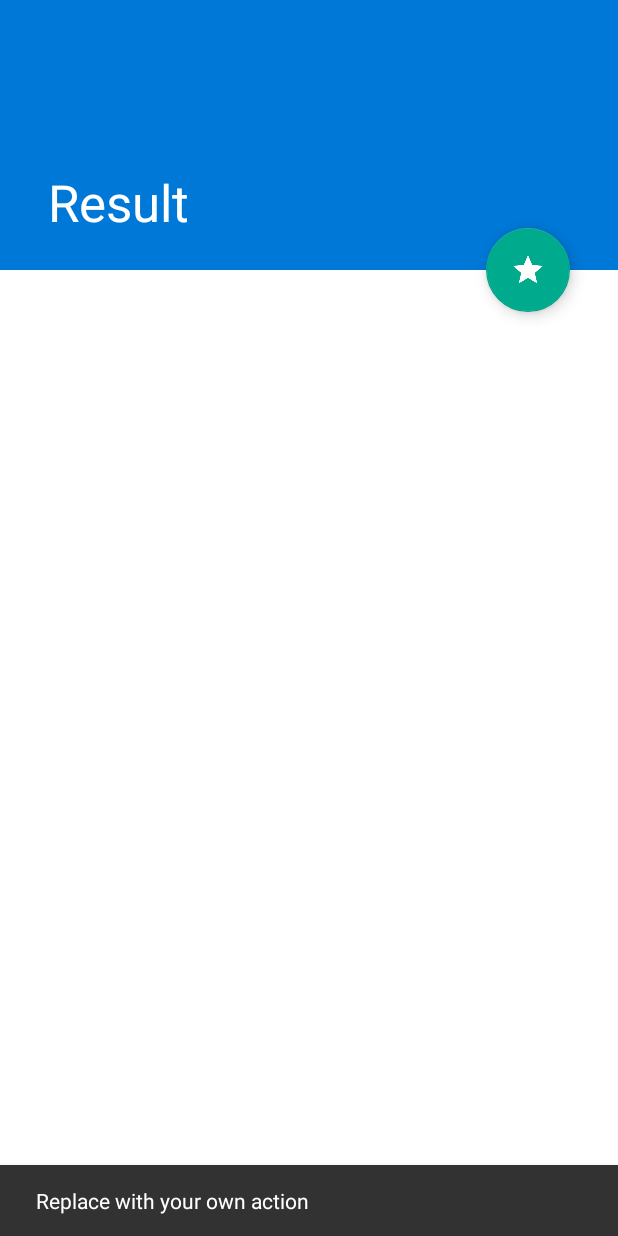
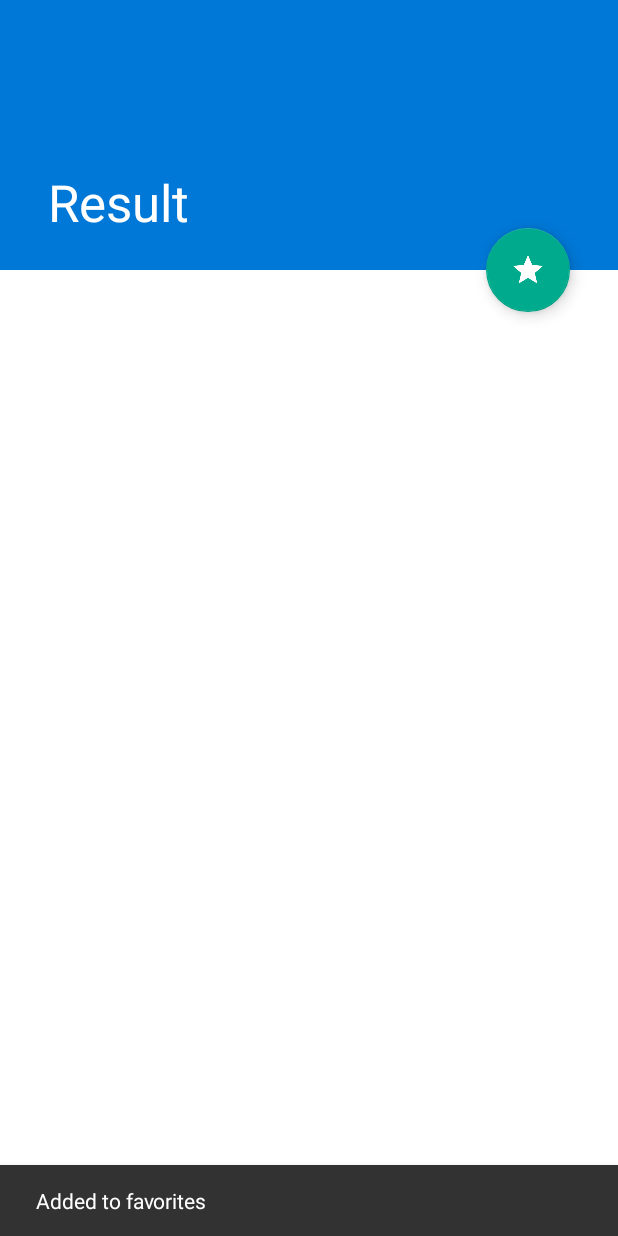
Before and after one commit to Cinher/Esperanto-Dictionary, an Android app: the ResultActivity screen opened directly, with no data from a screen before it, after a tap on an icon or button, on a phone screen of 412 x 824 dp. Run offline under Robolectric (Android 15) with nearby library versions, the phone set to English and light mode, and no system bars.

Commit message:
Finish the favorites function

```diff
--- a/app/src/main/java/com/cinher/github/esperantodict/Db.java
+++ b/app/src/main/java/com/cinher/github/esperantodict/Db.java
@@ -13,6 +13,7 @@ public class Db extends SQLiteOpenHelper
 	{
 		p1.execSQL("CREATE TABLE history(word TEXT)");
 		p1.execSQL("CREATE TABLE dictionaries(path TEXT)");//用户导入的词典路径存储
+		p1.execSQL("CREATE TABLE favorites(word TEXT)");
 	}
 
 	@Override
--- a/app/src/main/java/com/cinher/github/esperantodict/ResultActivity.java
+++ b/app/src/main/java/com/cinher/github/esperantodict/ResultActivity.java
@@ -28,6 +28,9 @@ import java.util.Map;
 import android.widget.*;
 import android.util.*;
 import java.io.*;
+import android.database.sqlite.*;
+import android.content.*;
+import android.database.*;
 
 public class ResultActivity extends AppCompatActivity {
 
@@ -71,8 +74,33 @@ public class ResultActivity extends AppCompatActivity {
         fab.setOnClickListener(new View.OnClickListener() {
             @Override
             public void onClick(View view) {
-                Snackbar.make(view, "Replace with your own action", Snackbar.LENGTH_LONG)
+
+				//收藏
+				Db db = new Db(getApplicationContext());
+				SQLiteDatabase dbWrite = db.getWritableDatabase();
+				ContentValues cv = new ContentValues();
+				cv.put("word", word);
+				SQLiteDatabase dbRead = db.getReadableDatabase();
+				boolean isWordExistInFavorites = false;
+				Cursor c = dbRead.query("favorites", null, null, null, null, null, null);
+				while (c.moveToNext()) {
+					if (word.equals(c.getString(c.getColumnIndex("word")))) {
+						isWordExistInFavorites = true; //收藏夹中有该词汇
+						break;
+					}
+				}
+
+				//如收藏夹中有该词汇则删除，否则添加
+				if (isWordExistInFavorites){
+					dbWrite.delete("favorites", "word = \'" + word + "\'", null);
+					Snackbar.make(view, "Removed from favorites", Snackbar.LENGTH_LONG)
                         .setAction("Action", null).show();
+				}else {
+					dbWrite.insert("favorites", null, cv);
+					Snackbar.make(view, "Added to favorites", Snackbar.LENGTH_LONG)
+                        .setAction("Action", null).show();
+				}
+				dbWrite.close();
             }
         });
 
@@ -101,31 +129,35 @@ public class ResultActivity extends AppCompatActivity {
 		//本地词典结果
 		DictionaryOpenHelper helper = new DictionaryOpenHelper();
 		String [] dictList = helper.listExistDictionaries(this);
-		for (int i = 0; i < dictList.length; i++){ //遍历词典
-			Log.d("ResultActivity", "" + dictList [i]);
+		if (dictList != null)
+		{
+			for (int i = 0; i < dictList.length; i++)
+			{ //遍历词典
+				Log.d("ResultActivity", "" + dictList[i]);
 				//第 i 个词典的搜索结果
-			String result = helper.search(this, DictionaryOpenHelper.DEFAULT_DIRECTORY + "/" + dictList [i], word);
+				String result = helper.search(this, DictionaryOpenHelper.DEFAULT_DIRECTORY + "/" + dictList[i], word);
 				if (result != null)
 				{
 					Log.d("ResultActivity", result);
 					//创建卡片用于显示结果
 					AppCard localDictCard = new AppCard(this, AppCard.TYPE_DICTIONARY);
-				localDictCard.setTitle(dictList [i]);
+					localDictCard.setTitle(dictList[i]);
 					localDictCard.setText(result);
 					resultView.addView(localDictCard);
 				}
 			}
 			for (int i = 0; i < dictList.length; i++) //删除临时文件
 			{
-			if((dictList [i]).endsWith(".output")
-			   || (dictList [i]).endsWith(".inflated")
-			   || (dictList [i]).endsWith(".idx")
-			   || (dictList [i]).endsWith(".words")
-			   || (dictList [i]).endsWith(".ld2.xml")
+				if ((dictList[i]).endsWith(".output")
+					|| (dictList[i]).endsWith(".inflated")
+					|| (dictList[i]).endsWith(".idx")
+					|| (dictList[i]).endsWith(".words")
+					|| (dictList[i]).endsWith(".ld2.xml")
 					)
 				{
-				File file = new File(DictionaryOpenHelper.DEFAULT_DIRECTORY + "/" + dictList [i]);
+					File file = new File(DictionaryOpenHelper.DEFAULT_DIRECTORY + "/" + dictList[i]);
 					file.delete();
+				}
 			}
 		}
     }
--- a/app/src/main/res/menu/activity_main_drawer.xml
+++ b/app/src/main/res/menu/activity_main_drawer.xml
@@ -43,6 +43,10 @@
                 android:id="@+id/nav_import"
                 android:icon="@drawable/ic_input_black_48dp"
                 android:title="Import" />
+			<item
+                android:id="@+id/nav_favorits"
+                android:icon="@drawable/ic_star_white"
+                android:title="Favorites" />
         </menu>
     </item>
 
```
Also changed, not shown: app/src/main/java/com/cinher/github/esperantodict/DemonstrateActivity.java (+60 -8 lines), app/src/main/java/com/cinher/github/esperantodict/MainActivity.java (+7 -10 lines). Lines whose indentation alone changed are shown as unchanged.
